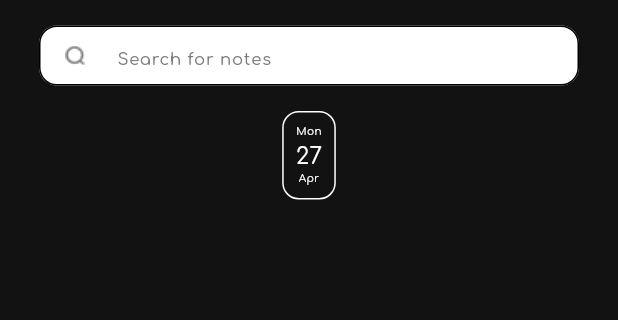
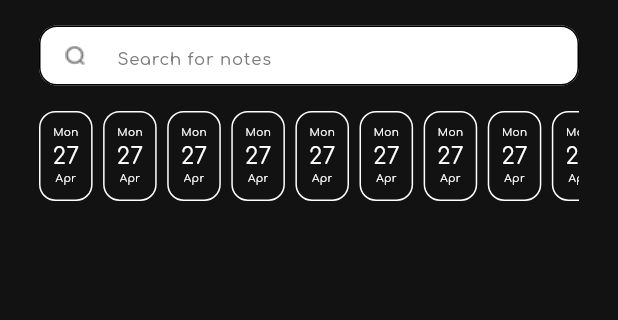
Before and after one commit to As-tra/memo_mate, a Flutter app: the screen it shows after launch, on a phone screen of 412 x 824 dp, the part 117-437 px from its top. Run offline on Flutter 3.47's test engine with Material 3 defaults, Android fonts, the phone set to English and light mode, and no system bars.

Commit message:
create the dates bar

```diff
--- a/lib/views/home_view.dart
+++ b/lib/views/home_view.dart
@@ -20,10 +20,27 @@ class HomeView extends StatelessWidget {
             SizedBox(height: 17),
             CustomSearchBar(),
             SizedBox(height: 17),
-            DateShowCard()
+            DateBar(),
           ],
         ),
       ),
     );
   }
 }
+
+class DateBar extends StatelessWidget {
+  const DateBar({super.key});
+
+  @override
+  Widget build(BuildContext context) {
+    return SizedBox(
+      height: 60,
+      child: ListView.builder(
+        scrollDirection: Axis.horizontal,
+        itemBuilder: (context, index) {
+          return const DateShowCard();
+        },
+      ),
+    );
+  }
+}
--- a/lib/widgets/date_show_card.dart
+++ b/lib/widgets/date_show_card.dart
@@ -1,4 +1,3 @@
-
 import 'package:flutter/material.dart';
 import 'package:memo_mate/widgets/custom_text.dart';
 
@@ -11,10 +10,10 @@ class DateShowCard extends StatelessWidget {
   Widget build(BuildContext context) {
     return Container(
       padding: const EdgeInsets.all(8),
+      margin: const EdgeInsets.only(right: 7),
       decoration: BoxDecoration(
         border: Border.all(
           color: Colors.white,
-
         ),
         borderRadius: BorderRadius.circular(11),
       ),
```
